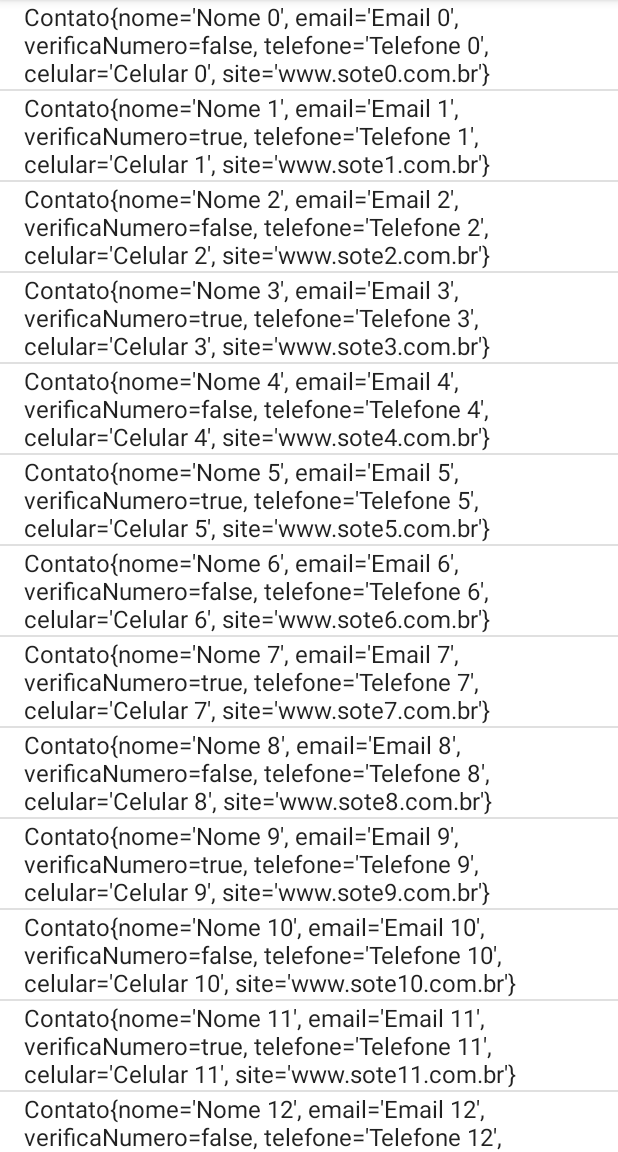
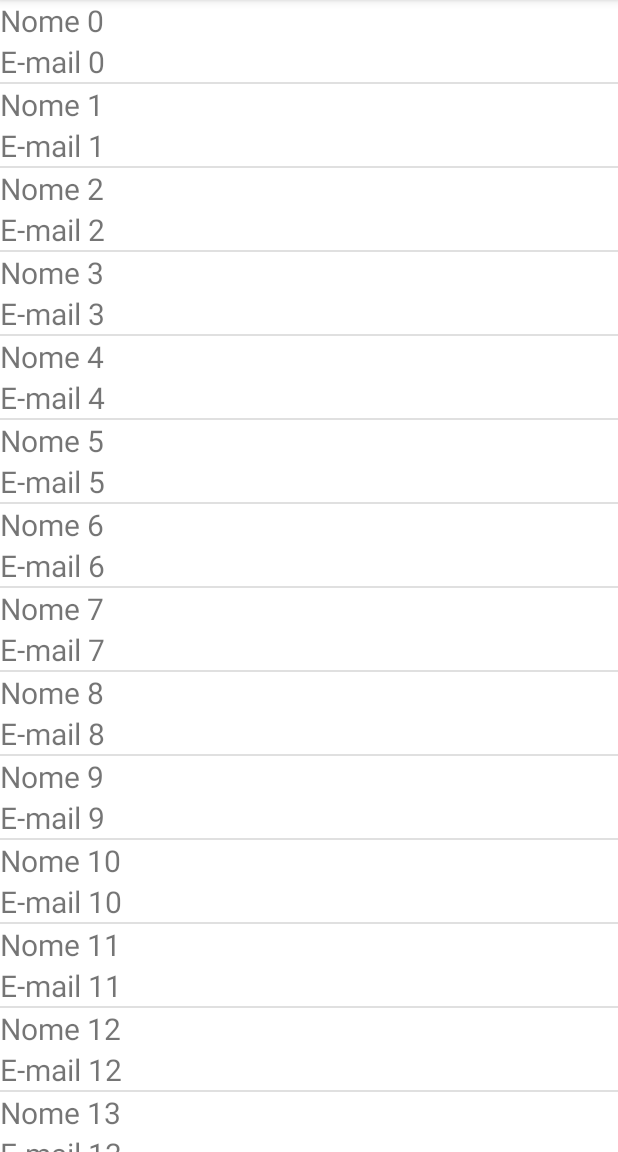
Before and after one commit to vitorllp/Contatos, an Android app: the screen it shows after launch (ContatosActivity), on a phone screen of 412 x 824 dp, the part 84-1236 px from its top. Run offline under Robolectric (Android 15) with nearby library versions, the phone set to English and light mode, and no system bars.

Commit message:
aula do dia 13/05/2021 e alguma correcoes

```diff
--- a/app/src/main/AndroidManifest.xml
+++ b/app/src/main/AndroidManifest.xml
@@ -3,6 +3,7 @@
     package="com.example.contatos">
 
     <uses-permission android:name="android.permission.CALL_PHONE" />
+    <uses-permission android:name="android.permission.WRITE_EXTERNAL_STORAGE"/>
 
     <application
         android:allowBackup="true"
@@ -14,12 +15,10 @@
         <activity android:name=".ContatosActivity">
             <intent-filter>
                 <action android:name="android.intent.action.MAIN" />
-
                 <category android:name="android.intent.category.LAUNCHER" />
             </intent-filter>
         </activity>
-        <activity android:name=".ContatoActivity">
-        </activity>
+        <activity android:name=".ContatoActivity"/>
     </application>
 
 </manifest>
--- a/app/src/main/java/com/example/contatos/Contato.java
+++ b/app/src/main/java/com/example/contatos/Contato.java
@@ -1,6 +1,8 @@
 package com.example.contatos;
 
-public class Contato {
+import java.io.Serializable;
+
+public class Contato implements Serializable {
 
     private String nome;
     private String email;
--- a/app/src/main/java/com/example/contatos/ContatosAdapter.java
+++ b/app/src/main/java/com/example/contatos/ContatosAdapter.java
@@ -30,8 +30,8 @@ public class ContatosAdapter extends ArrayAdapter<Contato> {
 
             //referencias para as views internas da celula com o holder
             contatoViewHolder = new ContatoViewHolder();
-            contatoViewHolder.nomeContatoTv = convertView.findViewById(R.id.nomeContatoTv);
-            contatoViewHolder.emailContatoTv = convertView.findViewById(R.id.emailContatoTv);
+            contatoViewHolder.nomeContatoTv = viewContatoBinding.nomeContatoTv;
+            contatoViewHolder.emailContatoTv = viewContatoBinding.emailContatoTv;
             convertView.setTag(contatoViewHolder);
         }
         contatoViewHolder = (ContatoViewHolder) convertView.getTag();
--- a/app/src/main/res/menu/context_menu_contato.xml
+++ b/app/src/main/res/menu/context_menu_contato.xml
@@ -1,19 +1,17 @@
 <?xml version="1.0" encoding="utf-8"?>
 <menu xmlns:android="http://schemas.android.com/apk/res/android">
-    <group android:id="@+id/acoesMg">
-        <item android:id="@+id/enviarEmailMi"
-            android:title="Enviar email"/>
-        <item android:id="@+id/ligarMi"
-            android:title="Chamar"/>
-        <item android:id="@+id/acessarSiteMi"
-            android:title="Acessao site" />
+    <group android:id="@+id/acoesMG">
+        <item android:id="@+id/enviarEmailMI"
+            android:title="Enviar e-mail"/>
+        <item android:id="@+id/ligarMI"
+            android:title="Ligar"/>
+        <item android:id="@+id/acessarSitelMI"
+            android:title="Acessar site"/>
     </group>
-    <group android:id="@+id/contatoMg">
-        <item android:id="@+id/detalhesContatoMi"
-            android:title="Detalhes" />
-        <item android:id="@+id/editarContatoMi"
-            android:title="Editar" />
-        <item android:id="@+id/removerContatoMi"
-            android:title="Remover" />
+    <group android:id="@+id/contatoMG">
+        <item android:id="@+id/editarContatoMI"
+            android:title="Editar"/>
+        <item android:id="@+id/removerContatoMI"
+            android:title="Remover"/>
     </group>
 </menu>
--- a/app/src/main/res/menu/menu_contatos.xml
+++ b/app/src/main/res/menu/menu_contatos.xml
@@ -1,8 +1,7 @@
 <?xml version="1.0" encoding="utf-8"?>
 <menu xmlns:android="http://schemas.android.com/apk/res/android"
     xmlns:app="http://schemas.android.com/apk/res-auto">
-   <item
-       android:id="@+id/novoContatoMi"
+   <item android:id="@+id/novoContatoMi"
        android:title="Novo Contato"
        android:icon="@drawable/ic_novo_contato"
        app:showAsAction="ifRoom"
--- a/build.gradle
+++ b/build.gradle
@@ -1,4 +1,6 @@
-// Top-level build file where you can add configuration options common to all sub-projects/modules.
+ext {
+    compileSdkVersion = 30
+}// Top-level build file where you can add configuration options common to all sub-projects/modules.
 buildscript {
     repositories {
         google()
```
Also changed, not shown: app/src/main/java/com/example/contatos/ContatoActivity.java (+90 -2 lines), app/src/main/java/com/example/contatos/ContatosActivity.java (+74 -50 lines).
